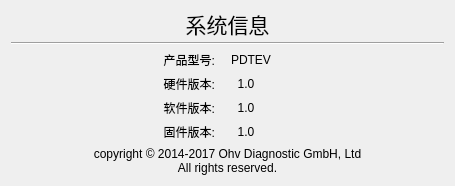
First picture: the form in Gui/MainMenu/Menu6/SystemInfo/systeminfo.ui, repository rpdhunter/swbox, before the edit.
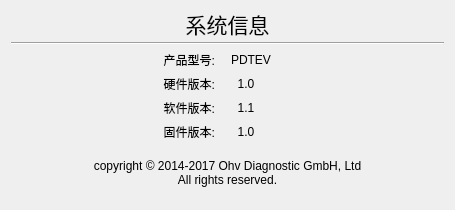
Second picture: the form after the edit.

What changed in the file:
```diff
--- a/Gui/MainMenu/Menu6/SystemInfo/systeminfo.ui
+++ b/Gui/MainMenu/Menu6/SystemInfo/systeminfo.ui
@@ -7,7 +7,7 @@
     <x>0</x>
     <y>0</y>
     <width>455</width>
-    <height>185</height>
+    <height>210</height>
    </rect>
   </property>
   <property name="sizePolicy">
@@ -97,7 +97,7 @@
      <item row="2" column="1">
       <widget class="QLabel" name="label_9">
        <property name="text">
-        <string>  1.0</string>
+        <string>  1.1</string>
        </property>
       </widget>
      </item>
```
